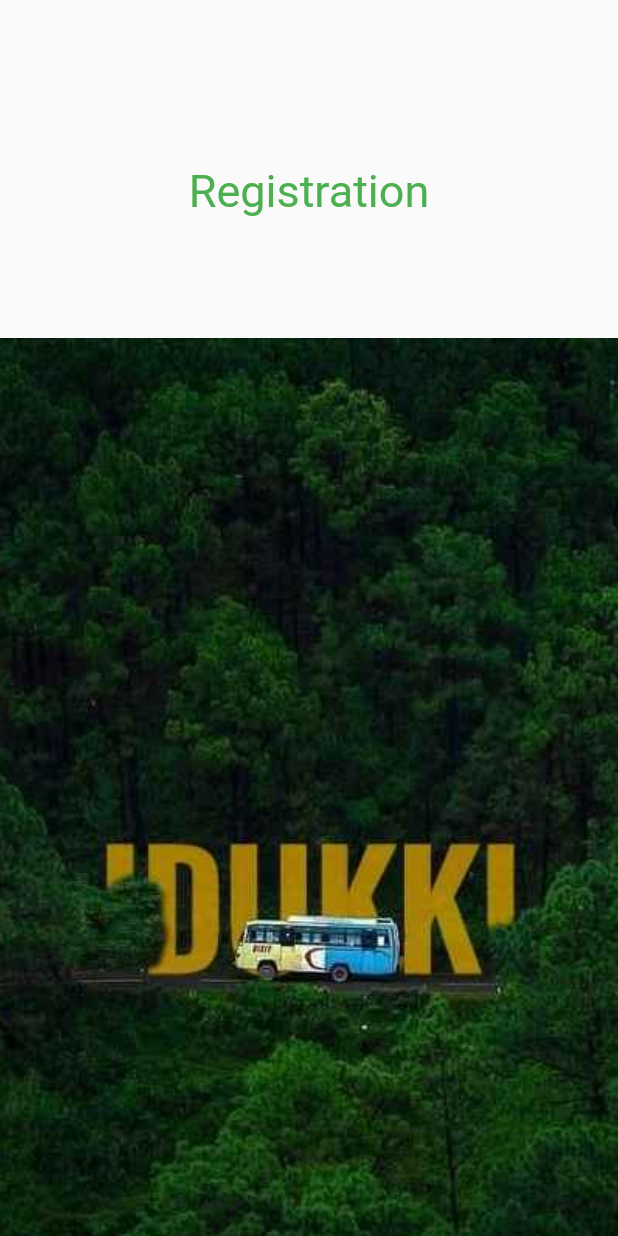
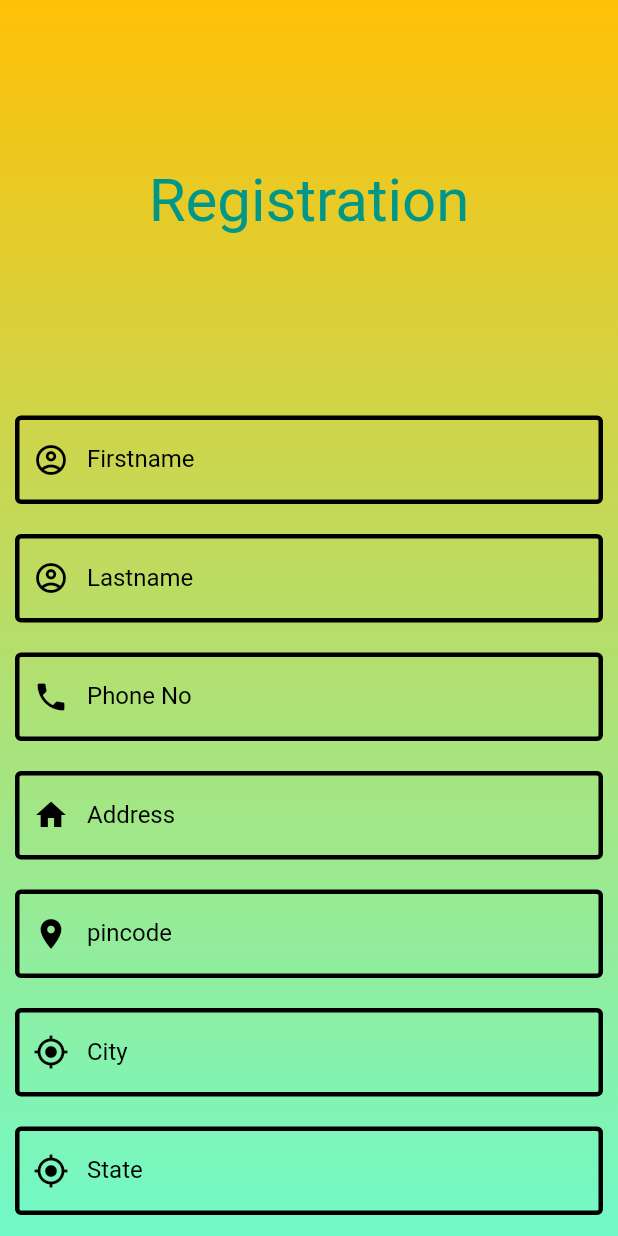
Before and after one commit to Jobins-Joseph/kl06pro, a Flutter app: the screen it shows after launch, on a phone screen of 412 x 824 dp. Run offline on Flutter 3.47's test engine with Material 2 defaults, Android fonts, the phone set to English and light mode, and no system bars.

Commit message:
New change

```diff
--- a/lib/UI/selreg.dart
+++ b/lib/UI/selreg.dart
@@ -12,24 +12,152 @@
   Widget build(BuildContext context) {
     return Scaffold(
       body:  SingleChildScrollView(
-        physics: NeverScrollableScrollPhysics(),
-        child: Column(
-            children: [
+
+        child:
+          Stack(
+            children:[
+              Container(
+            height: 900,
+            decoration: BoxDecoration(
+
+                gradient: LinearGradient(
+                    begin: Alignment.topCenter,
+                    end: Alignment.bottomCenter,
+                    colors: <Color>[Colors.amber,Colors.tealAccent]
+                )
+            ),
+            ),
+              Column(
+                children: [
+
               SizedBox(height: 100,),
               Padding(
                 padding: const EdgeInsets.all(10.0),
-                child: Center(child: Text("Registration",style: TextStyle(color: Colors.green,fontSize: 30),)),
+                child: Center(child: Text("Registration",style: TextStyle(color: Colors.teal,fontSize: 40),)),
               ),
               SizedBox(height: 70,),
-              Container(
+              Column(
+                children: [
+                  SizedBox(height: 30,),
+                  Padding(
+                    padding: const EdgeInsets.all(10.0),
+                    child: TextField(
+                      decoration: InputDecoration(
+                        prefixIcon:Icon(Icons.account_circle_outlined,color: Colors.black,) ,
+                        enabledBorder: OutlineInputBorder(
+                          borderSide: BorderSide(width: 3, color: Colors.black),
 
-                child: Container(
-                    height: MediaQuery.of(context).size.height,
-                    child: Image.asset('assets/idukki.jpg',fit: BoxFit.fitHeight,)
-                ),
+                        ),
+                          label:Text('Firstname',style: TextStyle(color: Colors.black),)
+                      ),
+
+                    )
+                  ),
+                  Padding(
+                      padding: const EdgeInsets.all(10.0),
+                      child: TextField(
+                        decoration: InputDecoration(
+                            prefixIcon:Icon(Icons.account_circle_outlined,color: Colors.black,) ,
+                            enabledBorder: OutlineInputBorder(
+                              borderSide: BorderSide(width: 3, color: Colors.black),
+
+                            ),
+                            label:Text('Lastname',style: TextStyle(color: Colors.black),)
+                        ),
+
+                      )
+                  ),
+                  Padding(
+                      padding: const EdgeInsets.all(10.0),
+                      child: TextField(
+                        decoration: InputDecoration(
+                            prefixIcon:Icon(Icons.phone,color: Colors.black,) ,
+                            enabledBorder: OutlineInputBorder(
+                              borderSide: BorderSide(width: 3, color: Colors.black),
+
+                            ),
+                            label:Text('Phone No',style: TextStyle(color: Colors.black),)
+                        ),
+
+                      )
+                  ),
+                  Padding(
+                      padding: const EdgeInsets.all(10.0),
+                      child: TextField(
+                        decoration: InputDecoration(
+                            prefixIcon:Icon(Icons.home,color: Colors.black,) ,
+                            enabledBorder: OutlineInputBorder(
+                              borderSide: BorderSide(width: 3, color: Colors.black),
+
+                            ),
+                            label:Text('Address',style: TextStyle(color: Colors.black),)
+                        ),
+
+                      )
+                  ),
+                  Padding(
+                      padding: const EdgeInsets.all(10.0),
+                      child: TextField(
+                        decoration: InputDecoration(
+                            prefixIcon:Icon(Icons.location_on,color: Colors.black,) ,
+                            enabledBorder: OutlineInputBorder(
+                              borderSide: BorderSide(width: 3, color: Colors.black),
+
+                            ),
+                            label:Text('pincode',style: TextStyle(color: Colors.black),)
+                        ),
+
+                      )
+                  ),
+                  Padding(
+                      padding: const EdgeInsets.all(10.0),
+                      child: TextField(
+                        decoration: InputDecoration(
+                            prefixIcon:Icon(Icons.my_location_sharp,color: Colors.black,) ,
+                            enabledBorder: OutlineInputBorder(
+                              borderSide: BorderSide(width: 3, color: Colors.black),
+
+                            ),
+                            label:Text('City',style: TextStyle(color: Colors.black),)
+                        ),
+
+                      )
+                  ),
+                  Padding(
+                      padding: const EdgeInsets.all(10.0),
+                      child: TextField(
+                        decoration: InputDecoration(
+                            prefixIcon:Icon(Icons.my_location_sharp,color: Colors.black,) ,
+                            enabledBorder: OutlineInputBorder(
+                              borderSide: BorderSide(width: 3, color: Colors.black),
+
+                            ),
+                            label:Text('State',style: TextStyle(color: Colors.black),)
+                        ),
+
+                      )
+                  ),
+                  Padding(
+                      padding: const EdgeInsets.all(10.0),
+                      child: TextField(
+                        decoration: InputDecoration(
+                            prefixIcon:Icon(Icons.my_location_sharp,color: Colors.black,) ,
+                            enabledBorder: OutlineInputBorder(
+                              borderSide: BorderSide(width: 3, color: Colors.black),
+
+                            ),
+                            label:Text('Country',style: TextStyle(color: Colors.black),)
+                        ),
+
+                      )
+                  ),
+
+                ],
               )
             ],
           ),
+      ]
+    ),
       ),
       );
   }
```
